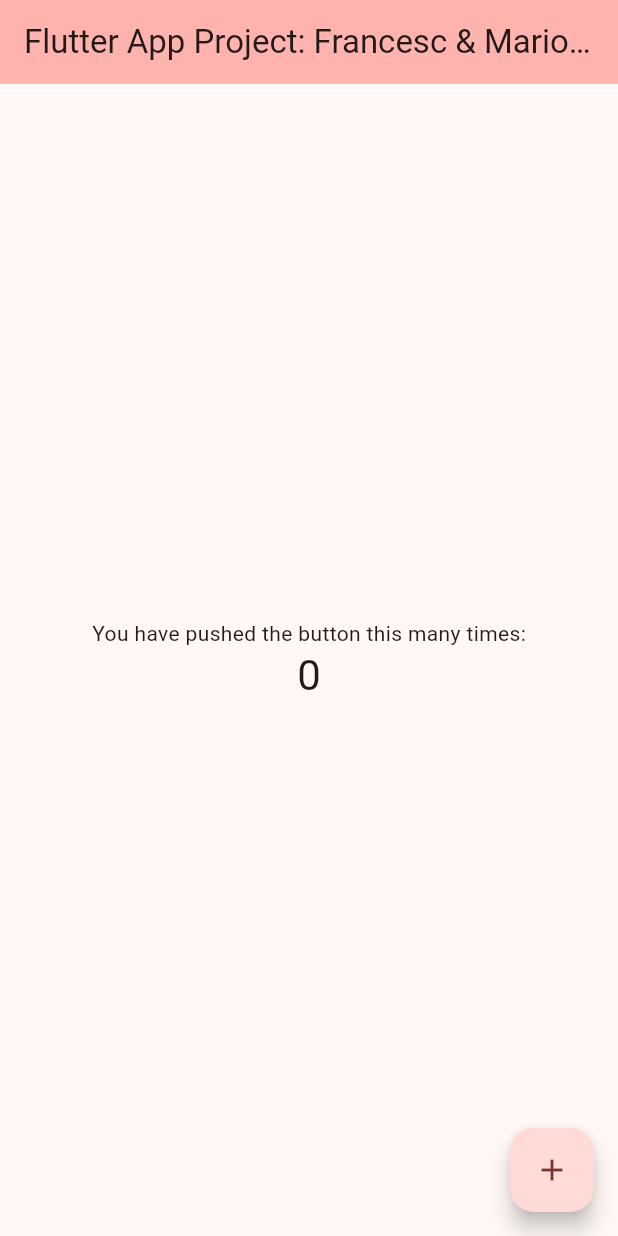
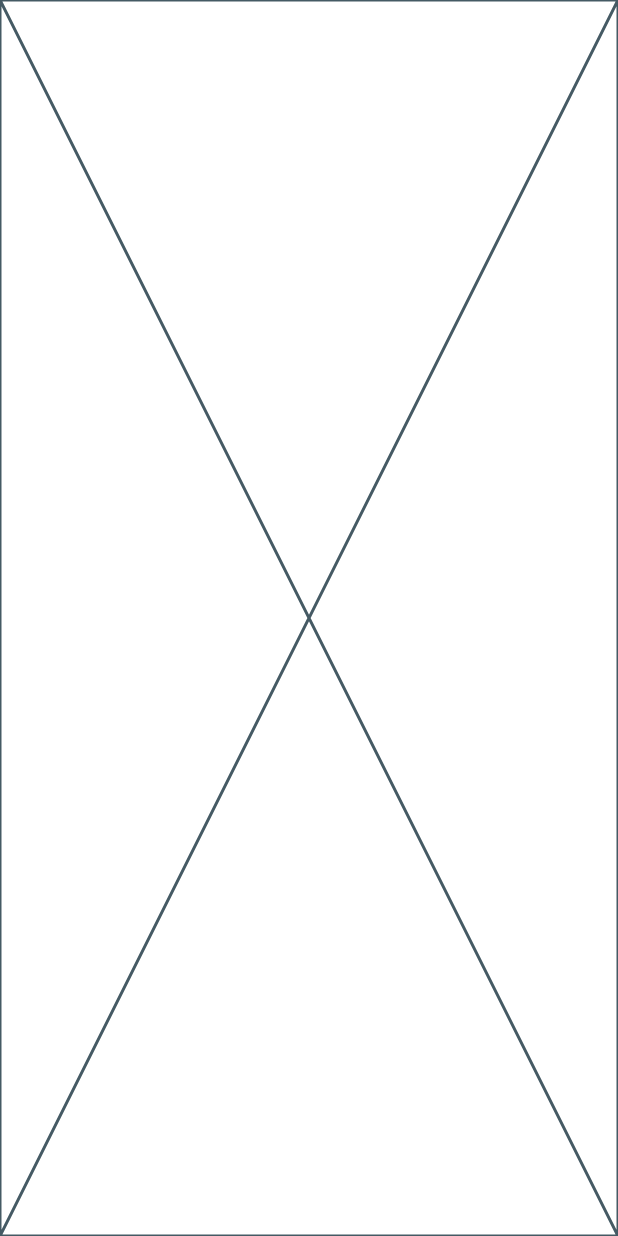
Before and after one commit to francesctr4/FlutterAppProject, a Flutter app: the screen it shows after launch, on a phone screen of 412 x 824 dp. Run offline on Flutter 3.47's test engine with Material 2 defaults, Android fonts, the phone set to English and light mode, and no system bars.

Commit message:
Reworked main.dart as the base for the app and screens

```diff
--- a/flutter_app_project/project_source/lib/main.dart
+++ b/flutter_app_project/project_source/lib/main.dart
@@ -1,128 +1,47 @@
 import 'package:flutter/material.dart';
 
-void main() {
+void main(List<String> args) {
   runApp(const MyApp());
 }
 
 class MyApp extends StatelessWidget {
   const MyApp({super.key});
 
-  // This widget is the root of your application.
   @override
   Widget build(BuildContext context) {
     return MaterialApp(
-      title: 'Flutter Demo',
-      theme: ThemeData(
-        // This is the theme of your application.
-        //
-        // TRY THIS: Try running your application with "flutter run". You'll see
-        // the application has a blue toolbar. Then, without quitting the app,
-        // try changing the seedColor in the colorScheme below to Colors.green
-        // and then invoke "hot reload" (save your changes or press the "hot
-        // reload" button in a Flutter-supported IDE, or press "r" if you used
-        // the command line to start the app).
-        //
-        // Notice that the counter didn't reset back to zero; the application
-        // state is not lost during the reload. To reset the state, use hot
-        // restart instead.
-        //
-        // This works for code too, not just values: Most code changes can be
-        // tested with just a hot reload.
-        colorScheme:
-            ColorScheme.fromSeed(seedColor: Color.fromARGB(255, 227, 0, 37)),
-        useMaterial3: true,
-      ),
-      home:
-          const MyHomePage(title: 'Flutter App Project: Francesc & Mario test at Home'),
+      routes: {
+        "/": (context) => const HomeScreen(),
+        "/ecardScreen": (context) => const ECardScreen(),
+        "/linesScreen": (context) => const LinesScreen(),
+      },
     );
   }
 }
 
-class MyHomePage extends StatefulWidget {
-  const MyHomePage({super.key, required this.title});
-
-  // This widget is the home page of your application. It is stateful, meaning
-  // that it has a State object (defined below) that contains fields that affect
-  // how it looks.
-
-  // This class is the configuration for the state. It holds the values (in this
-  // case the title) provided by the parent (in this case the App widget) and
-  // used by the build method of the State. Fields in a Widget subclass are
-  // always marked "final".
-  //Prueba
-
-  final String title;
-
-  @override
-  State<MyHomePage> createState() => _MyHomePageState();
-}
-
-class _MyHomePageState extends State<MyHomePage> {
-  int _counter = 0;
-
-  void _incrementCounter() {
-    setState(() {
-      // This call to setState tells the Flutter framework that something has
-      // changed in this State, which causes it to rerun the build method below
-      // so that the display can reflect the updated values. If we changed
-      // _counter without calling setState(), then the build method would not be
-      // called again, and so nothing would appear to happen.
-      _counter++;
-    });
-  }
+class HomeScreen extends StatelessWidget {
+  const HomeScreen({super.key});
 
   @override
   Widget build(BuildContext context) {
-    // This method is rerun every time setState is called, for instance as done
-    // by the _incrementCounter method above.
-    //
-    // The Flutter framework has been optimized to make rerunning build methods
-    // fast, so that you can just rebuild anything that needs updating rather
-    // than having to individually change instances of widgets.
-    return Scaffold(
-      appBar: AppBar(
-        // TRY THIS: Try changing the color here to a specific color (to
-        // Colors.amber, perhaps?) and trigger a hot reload to see the AppBar
-        // change color while the other colors stay the same.
-        backgroundColor: Theme.of(context).colorScheme.inversePrimary,
-        // Here we take the value from the MyHomePage object that was created by
-        // the App.build method, and use it to set our appbar title.
-        title: Text(widget.title),
-      ),
-      body: Center(
-        // Center is a layout widget. It takes a single child and positions it
-        // in the middle of the parent.
-        child: Column(
-          // Column is also a layout widget. It takes a list of children and
-          // arranges them vertically. By default, it sizes itself to fit its
-          // children horizontally, and tries to be as tall as its parent.
-          //
-          // Column has various properties to control how it sizes itself and
-          // how it positions its children. Here we use mainAxisAlignment to
-          // center the children vertically; the main axis here is the vertical
-          // axis because Columns are vertical (the cross axis would be
-          // horizontal).
-          //
-          // TRY THIS: Invoke "debug painting" (choose the "Toggle Debug Paint"
-          // action in the IDE, or press "p" in the console), to see the
-          // wireframe for each widget.
-          mainAxisAlignment: MainAxisAlignment.center,
-          children: <Widget>[
-            const Text(
-              'You have pushed the button this many times:',
-            ),
-            Text(
-              '$_counter',
-              style: Theme.of(context).textTheme.headlineMedium,
-            ),
-          ],
-        ),
-      ),
-      floatingActionButton: FloatingActionButton(
-        onPressed: _incrementCounter,
-        tooltip: 'Increment',
-        child: const Icon(Icons.add),
-      ), // This trailing comma makes auto-formatting nicer for build methods.
-    );
+    return const Placeholder();
   }
 }
+
+class ECardScreen extends StatelessWidget {
+  const ECardScreen({super.key});
+
+  @override
+  Widget build(BuildContext context) {
+    return const Placeholder();
+  }
+}
+
+class LinesScreen extends StatelessWidget {
+  const LinesScreen({super.key});
+
+  @override
+  Widget build(BuildContext context) {
+    return const Placeholder();
+  }
+}
```
